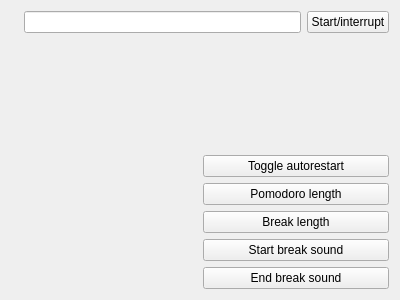
The window that mainwindow.ui (clckwrkbdgr/pomodoro-timer) describes before a commit, drawn with Qt 5.
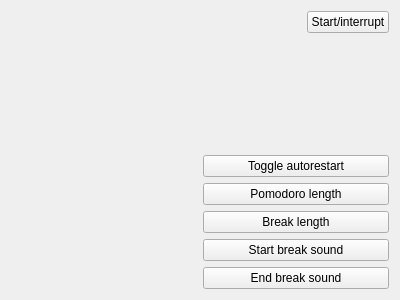
The same window after the commit.

Commit message: Time left on main window (in state name field).

Diff of the .ui file:
```diff
--- a/mainwindow.ui
+++ b/mainwindow.ui
@@ -24,7 +24,17 @@
       </widget>
      </item>
      <item>
-      <widget class="QLineEdit" name="state"/>
+      <widget class="QLabel" name="state">
+       <property name="sizePolicy">
+        <sizepolicy hsizetype="Preferred" vsizetype="Preferred">
+         <horstretch>1</horstretch>
+         <verstretch>0</verstretch>
+        </sizepolicy>
+       </property>
+       <property name="text">
+        <string/>
+       </property>
+      </widget>
      </item>
      <item>
       <widget class="QPushButton" name="startOrInterrupt">
```
The commit also changes 2 other files.
